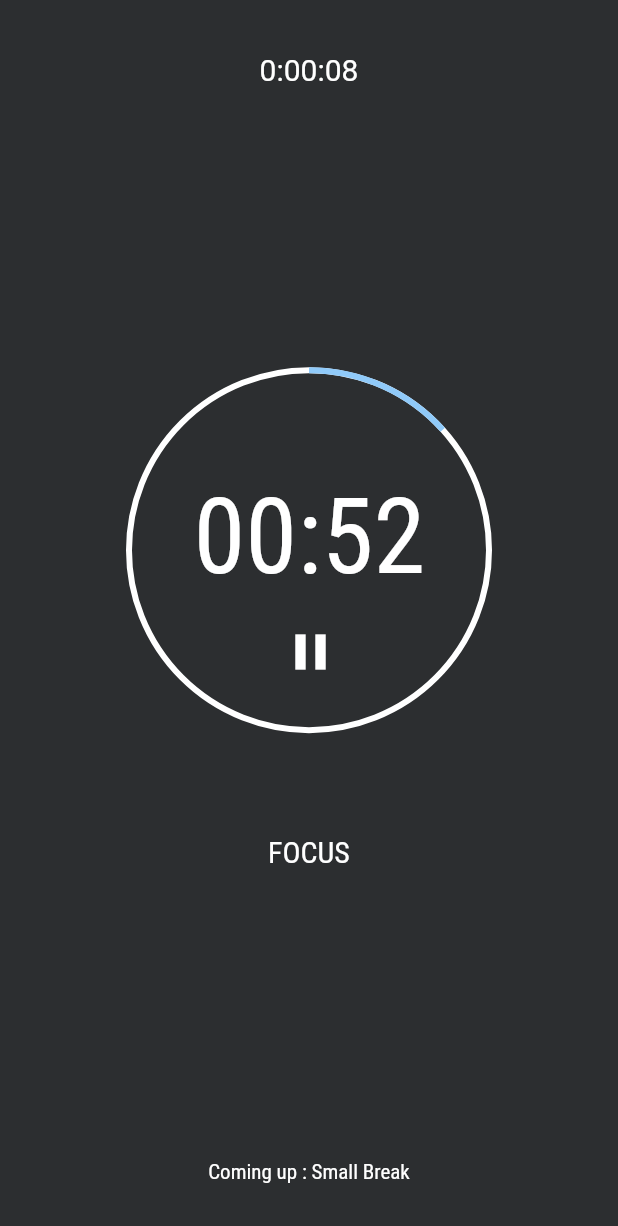
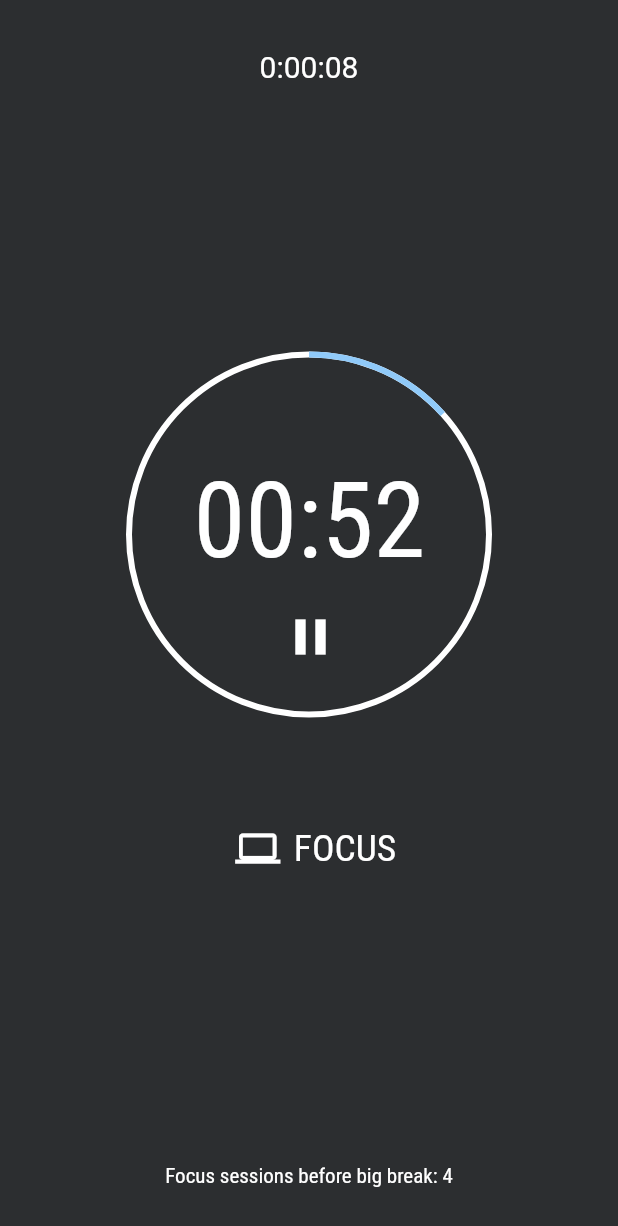
Before and after one commit to richardbonneau/pomodoro_flutter, a Flutter app: the screen it shows after launch, on a phone screen of 412 x 824 dp. Shown: the top 1226 px of the screen. Run offline on Flutter 3.47's test engine with Material 2 defaults, Android fonts, the phone set to English and light mode, and no system bars; our stand-ins replace audioplayers, flutter_local_notifications.

Commit message:
How do we change icon themes??

```diff
--- a/lib/pages/TimerApp.dart
+++ b/lib/pages/TimerApp.dart
@@ -17,6 +17,7 @@ class TimerAppState extends State<TimerApp> {
 
   DateTime startingTime = DateTime.now();
   String timeWorked = "0:00:01";
+  int sessionBeforeBigBreak = 4;
   List<String> phases = [
     "FOCUS",
     "Small Break",
@@ -34,6 +35,7 @@ class TimerAppState extends State<TimerApp> {
   int currentPhaseIndex = 0;
   int nextPhaseIndex = 1;
   double circularProgress = 0.0;
+  Icon currentPhaseIcon = Icon(Icons.computer);
 
   // Pause Button
   bool isAppPaused = false;
@@ -55,18 +57,28 @@ class TimerAppState extends State<TimerApp> {
   }
 
   goToNextPhase() async {
+    if (sessionBeforeBigBreak != 0)
+      sessionBeforeBigBreak -= 1;
+    else
+      sessionBeforeBigBreak = 4;
     String notificationTitle = "";
     String notificationBody = "";
+
     if (phases[nextPhaseIndex] == "FOCUS") {
+      currentPhaseIcon = Icon(
+        Icons.computer,
+      );
       notificationTitle = "Back to work!";
       notificationBody = "Break's over ";
       print("back to work");
     } else if (phases[nextPhaseIndex] == "Small Break") {
+      currentPhaseIcon = Icon(Icons.access_alarm);
       notificationTitle = "Time for a break!";
       notificationBody =
           "This is your own time. Do whatever you want for 5 minutes.";
       print("break time");
     } else {
+      currentPhaseIcon = Icon(Icons.access_alarm);
       notificationTitle = "Time for a long break!";
       notificationBody = "You deserve this. Step away from work for a while.";
       print("break time");
@@ -197,17 +209,29 @@ class TimerAppState extends State<TimerApp> {
                   )
                 ],
               ),
-              Text(
-                phases[currentPhaseIndex],
-                style: TextStyle(
-                    fontFamily: 'Roboto Condensed',
+              Row(
+                mainAxisAlignment: MainAxisAlignment.center,
+                children: <Widget>[
+                  IconButton(
+                    icon: currentPhaseIcon,
+                    onPressed: this.onPressPause,
+                    iconSize: 30.0,
                     color: textColor,
-                    fontSize: 20.0),
+                  ),
+                  Text(
+                    phases[currentPhaseIndex],
+                    style: TextStyle(
+                        fontFamily: 'Roboto Condensed',
+                        color: textColor,
+                        fontSize: 25.0),
+                  ),
+                ],
               ),
 
               SizedBox(height: 55.0),
               Text(
-                "Coming up : " + phases[nextPhaseIndex],
+                "Focus sessions before big break: " +
+                    sessionBeforeBigBreak.toString(),
                 style:
                     TextStyle(fontFamily: 'Roboto Condensed', color: textColor),
               ),
```
